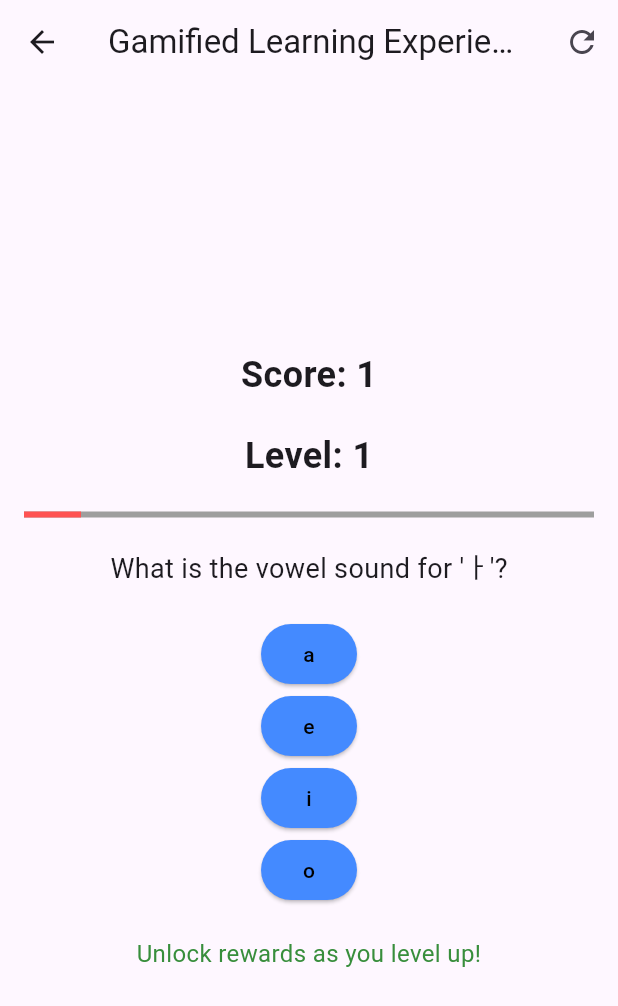
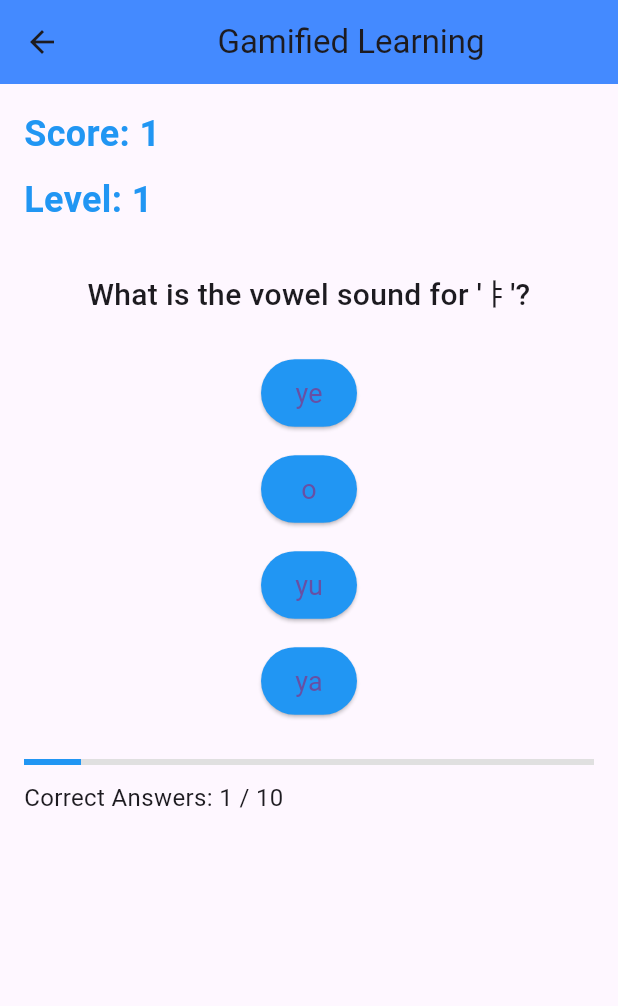
Before and after one commit to nouramer725/Code_Alpha-Language-Learning-Application, a Flutter app: the GamifiedLearningScreen screen opened directly, after a tap on an icon or button, on a phone screen of 412 x 824 dp. Shown: the top 1006 px of the screen. Run offline on Flutter 3.47's test engine with Material 3 defaults, Android fonts, the phone set to English and light mode, and no system bars; our stand-ins replace audioplayers, shared_preferences; accounts and stored records are empty.

Commit message:
Update Games

```diff
--- a/lib/Screens/Games.dart
+++ b/lib/Screens/Games.dart
@@ -1,5 +1,5 @@
+import 'dart:math';
 import 'package:flutter/material.dart';
-import 'dart:math';
 
 class GamifiedLearningScreen extends StatefulWidget {
   @override
@@ -29,6 +29,7 @@ class _GamifiedLearningScreenState extends State<GamifiedLearningScreen> {
       Question("What is the vowel sound for 'ㅡ'?", ["eu", "u", "o", "i"], "eu"),
       Question("What is the vowel sound for 'ㅣ'?", ["i", "e", "a", "o"], "i"),
     ],
+    // Consonants
     [
       Question("What is the consonant sound for 'ㄱ'?", ["g", "k", "d", "b"], "g"),
       Question("What is the consonant sound for 'ㄴ'?", ["n", "m", "l", "r"], "n"),
@@ -85,175 +86,177 @@ class _GamifiedLearningScreenState extends State<GamifiedLearningScreen> {
       Question("How do you say 'My name is' in Korean?", ["저는", "나는", "그는", "그녀는"], "저는"),
       Question("How do you say 'I am a student' in Korean?", ["나는 학생입니다", "저는 학생입니다", "그는 학생입니다", "그녀는 학생입니다"], "저는 학생입니다"),
       Question("What does '저는 한국인입니다' mean?", ["I am American", "I am Korean", "I am Japanese", "I am Chinese"], "I am Korean"),
-      Question("How do you say 'I am from Egypt' in Korean?", ["나는 이집트에서 왔어요", "저는 이집트에서 왔어요", "그는 이집트에서 왔어요", "그녀는 이집트에서 왔어요"], "저는 이집트에서 왔어요"),
-      Question("How do you say 'Nice to meet you' in Korean?", ["안녕하세요", "만나서 반갑습니다", "고맙습니다", "잘 가세요"], "만나서 반갑습니다"),
-      Question("How do you say 'I am 20 years old' in Korean?", ["나는 20살이에요", "저는 20살이에요", "그는 20살이에요", "그녀는 20살이에요"], "저는 20살이에요"),
-      Question("How do you say 'This is my friend' in Korean?", ["이것은 내 친구입니다", "저는 내 친구입니다", "그는 내 친구입니다", "그녀는 내 친구입니다"], "이것은 내 친구입니다"),
-      Question("How do you say 'I like to learn Korean' in Korean?", ["나는 한국어 배우는 것을 좋아해요", "저는 한국어 배우는 것을 좋아해요", "그는 한국어 배우는 것을 좋아해요", "그녀는 한국어 배우는 것을 좋아해요"], "저는 한국어 배우는 것을 좋아해요"),
-      Question("How do you say 'I live in Cairo' in Korean?", ["나는 카이로에 살아요", "저는 카이로에 살아요", "그는 카이로에 살아요", "그녀는 카이로에 살아요"], "저는 카이로에 살아요"),
-      Question("How do you say 'I am happy' in Korean?", ["나는 행복해요", "저는 행복해요", "그는 행복해요", "그녀는 행복해요"], "저는 행복해요"),
+      Question("How do you say 'I am from Egypt' in Korean?", ["나는 이집트에서 왔어요", "저는 이집트 사람입니다", "그는 이집트에서 왔어요", "그녀는 이집트에서 왔어요"], "저는 이집트 사람입니다"),
+      Question("How do you introduce yourself in a formal setting?", ["안녕하세요, 저는", "저는", "나는", "그는"], "안녕하세요, 저는"),
+      Question("How do you express your age?", ["저는 나이가", "나는 나이가", "그는 나이가", "그녀는 나이가"], "저는 나이가"),
+      Question("How do you say 'nice to meet you' in Korean?", ["반갑습니다", "고맙습니다", "안녕하세요", "안녕히 가세요"], "반갑습니다"),
+      Question("What is 'where are you from' in Korean?", ["어디에서 왔어요?", "어디에서 살아요?", "어디에서 공부해요?", "어디에서 일해요?"], "어디에서 왔어요?"),
+      Question("What is 'I live in' in Korean?", ["저는 살고 있어요", "나는 살고 있어요", "그는 살고 있어요", "그녀는 살고 있어요"], "저는 살고 있어요"),
+      Question("What is 'my hobby is reading' in Korean?", ["저의 취미는 독서입니다", "나는 독서를 좋아합니다", "그는 독서를 좋아합니다", "그녀는 독서를 좋아합니다"], "저의 취미는 독서입니다"),
     ],
     // Food
     [
-      Question("What is 'rice' in Korean?", ["밥", "국", "김치", "과일"], "밥"),
-      Question("What is 'kimchi' in Korean?", ["국", "김치", "밥", "과일"], "김치"),
-      Question("What is 'soup' in Korean?", ["국", "김치", "밥", "과일"], "국"),
-      Question("What is 'fruit' in Korean?", ["밥", "국", "김치", "과일"], "과일"),
-      Question("What is 'meat' in Korean?", ["고기", "밥", "국", "김치"], "고기"),
-      Question("What is 'vegetable' in Korean?", ["채소", "과일", "밥", "김치"], "채소"),
-      Question("What is 'noodle' in Korean?", ["면", "밥", "국", "김치"], "면"),
-      Question("What is 'fish' in Korean?", ["생선", "고기", "국", "김치"], "생선"),
-      Question("What is 'salad' in Korean?", ["샐러드", "밥", "국", "김치"], "샐러드"),
-      Question("What is 'dessert' in Korean?", ["디저트", "밥", "국", "김치"], "디저트"),
+      Question("What is 'rice' in Korean?", ["밥", "김치", "불고기", "비빔밥"], "밥"),
+      Question("What is 'kimchi' in Korean?", ["김치", "불고기", "비빔밥", "라면"], "김치"),
+      Question("What is 'bulgogi' in Korean?", ["불고기", "김치", "비빔밥", "라면"], "불고기"),
+      Question("What is 'bibimbap' in Korean?", ["비빔밥", "라면", "불고기", "김치"], "비빔밥"),
+      Question("What is 'ramen' in Korean?", ["라면", "김치", "불고기", "비빔밥"], "라면"),
+      Question("How do you say 'I want to eat' in Korean?", ["먹고 싶어요", "자고 싶어요", "놀고 싶어요", "읽고 싶어요"], "먹고 싶어요"),
+      Question("What is 'water' in Korean?", ["물", "커피", "차", "주스"], "물"),
+      Question("What is 'coffee' in Korean?", ["커피", "차", "주스", "물"], "커피"),
+      Question("How do you say 'please give me' in Korean?", ["주세요", "고마워요", "미안해요", "잘 가요"], "주세요"),
+      Question("What is 'fruit' in Korean?", ["과일", "사과", "포도", "배"], "과일"),
+    ],
+    // Verbs
+    [
+      Question("What is 'to eat' in Korean?", ["먹다", "자다", "놀다", "읽다"], "먹다"),
+      Question("What is 'to sleep' in Korean?", ["자다", "놀다", "읽다", "먹다"], "자다"),
+      Question("What is 'to play' in Korean?", ["놀다", "읽다", "먹다", "자다"], "놀다"),
+      Question("What is 'to read' in Korean?", ["읽다", "먹다", "자다", "놀다"], "읽다"),
+      Question("What is 'to write' in Korean?", ["쓰다", "읽다", "놀다", "자다"], "쓰다"),
+      Question("What is 'to speak' in Korean?", ["말하다", "읽다", "쓰다", "먹다"], "말하다"),
+      Question("What is 'to listen' in Korean?", ["듣다", "읽다", "쓰다", "먹다"], "듣다"),
+      Question("What is 'to study' in Korean?", ["공부하다", "읽다", "놀다", "자다"], "공부하다"),
+      Question("What is 'to drink' in Korean?", ["마시다", "먹다", "자다", "읽다"], "마시다"),
+      Question("What is 'to learn' in Korean?", ["배우다", "공부하다", "먹다", "자다"], "배우다"),
     ],
   ];
 
-  void _incrementScore() {
-    setState(() {
+
+  Question get question => _categories[_currentCategoryIndex][_correctAnswersInCategory % _categories[_currentCategoryIndex].length];
+
+  void _checkAnswer(String selectedAnswer, String correctAnswer) {
+    if (selectedAnswer == correctAnswer) {
+      _correctAnswersInCategory++;
       _score++;
-      _correctAnswersInCategory++;
       if (_correctAnswersInCategory >= _questionsNeededForLevelUp) {
-        _level++;
-        _pointsToNextLevel += 5; // Increase points needed for next level
-
-        // Check if the new level is 8 and show the congratulations dialog
-        if (_level == 8) {
-          _showCongratulationsDialog();
-        }
-        _resetCategory();
+        _levelUp();
       }
-    });
+    } else {
+      _showTryAgainDialog();
+    }
+    setState(() {});
   }
 
-  void _resetCategory() {
-    setState(() {
-      _currentCategoryIndex = (_currentCategoryIndex + 1) % _categories.length;
-      _correctAnswersInCategory = 0;
-      _score = 0; // Reset score for the new category
-    });
+  void _levelUp() {
+    _level++;
+    _correctAnswersInCategory = 0;
+    if (_level > 8) {
+      _showCongratsDialog();
+    } else {
+      _pointsToNextLevel = _questionsNeededForLevelUp;
+      setState(() {});
+    }
+  }
+
+  void _showTryAgainDialog() {
+    showDialog(
+      context: context,
+      builder: (context) => AlertDialog(
+        title: const Text('Incorrect!'),
+        content: const Text('Try again.'),
+        actions: [
+          TextButton(
+            onPressed: () => Navigator.pop(context),
+            child: const Text('OK'),
+          ),
+        ],
+      ),
+    );
+  }
+
+  void _showCongratsDialog() {
+    showDialog(
+      context: context,
+      builder: (context) => AlertDialog(
+        title: const Text(
+          'Congratulations!',
+          style: TextStyle(fontSize: 24, fontWeight: FontWeight.bold, color: Colors.green),
+        ),
+        content: const Text(
+          'You have completed all the levels!',
+          style: TextStyle(fontSize: 18),
+          textAlign: TextAlign.center,
+        ),
+        actions: [
+          TextButton(
+            onPressed: () {
+              Navigator.pop(context);
+              _resetGame();
+            },
+            child: const Text(
+              'Restart',
+              style: TextStyle(fontSize: 18, color: Colors.blue),
+            ),
+          ),
+        ],
+      ),
+    );
   }
 
   void _resetGame() {
     setState(() {
+      _level = 1;
+      _correctAnswersInCategory = 0;
       _score = 0;
-      _level = 1;
-      _pointsToNextLevel = 5;
-      _currentCategoryIndex = 0;
-      _correctAnswersInCategory = 0;
+      _pointsToNextLevel = _questionsNeededForLevelUp;
     });
   }
 
-  void _showCongratulationsDialog() {
-    showDialog(
-      context: context,
-      builder: (ctx) {
-        return AlertDialog(
-          title: Center(
-            child: const Text('Congratulations!', style: TextStyle(fontSize: 24, color: Colors.green)),
-          ),
-          content: const Text('You have reached Level 8! Great job!', style: TextStyle(fontSize: 16)),
-          actions: [
-            TextButton(
-              onPressed: () {
-                _resetGame();
-                Navigator.of(ctx).pop(); // Close the dialog
-              },
-              child: const Text('OK', style: TextStyle(fontSize: 16)),
-            ),
-          ],
-        );
-      },
-    );
-  }
-
-
-  void _checkAnswer(String answer, String correctAnswer) {
-    if (answer == correctAnswer) {
-      _incrementScore();
-    } else {
-      // Show alert dialog for incorrect answer
-      showDialog(
-        context: context,
-        builder: (ctx) {
-          return AlertDialog(
-            title: Center(
-              child: const Text('Incorrect Answer',style: TextStyle(fontSize: 20,color: Colors.red),
-              ),
-            ),
-            content: const Text('That answer is not correct. Please try again!',style: TextStyle(fontSize: 15),
-            ),
-            actions: [
-              TextButton(
-                onPressed: () {
-                  Navigator.of(ctx).pop(); // Close the dialog
-                },
-                child: const Text('OK',style: TextStyle(fontSize: 15,color: Colors.red),
-                ),
-              ),
-            ],
-          );
-        },
-      );
-    }
-  }
-
-
   @override
   Widget build(BuildContext context) {
-    final currentCategory = _categories[_currentCategoryIndex];
-    final question = currentCategory[Random().nextInt(currentCategory.length)];
-
     return Scaffold(
       appBar: AppBar(
-        title: const Text('Gamified Learning Experience'),
-        actions: [
-          IconButton(
-            icon: const Icon(Icons.refresh),
-            onPressed: _resetGame,
-          ),
-        ],
+        title: const Center(child: Text('Gamified Learning')),
+        backgroundColor: Colors.blueAccent,
       ),
-      body: Padding(
+      body: Container(
         padding: const EdgeInsets.all(16.0),
         child: Column(
-          mainAxisAlignment: MainAxisAlignment.center,
+          crossAxisAlignment: CrossAxisAlignment.stretch,
           children: [
             Text(
               'Score: $_score',
-              style: const TextStyle(fontSize: 24, fontWeight: FontWeight.bold),
+              style: const TextStyle(fontSize: 24, fontWeight: FontWeight.bold, color: Colors.blue),
+            ),
+            const SizedBox(height: 10),
+            Text(
+              'Level: $_level',
+              style: const TextStyle(fontSize: 24, fontWeight: FontWeight.bold, color: Colors.blue),
+            ),
+            const SizedBox(height: 30),
+            Text(
+              question.text,
+              style: const TextStyle(fontSize: 20, fontWeight: FontWeight.w500),
+              textAlign: TextAlign.center,
             ),
             const SizedBox(height: 20),
-            Text(
-              'Level: $_level',
-              style: const TextStyle(fontSize: 24, fontWeight: FontWeight.bold),
+            Column(
+              children: question.options.map((option) {
+                return Padding(
+                  padding: const EdgeInsets.symmetric(vertical: 8.0),
+                  child: ElevatedButton(
+                    onPressed: () => _checkAnswer(option, question.correctAnswer),
+                    style: ElevatedButton.styleFrom(
+                      backgroundColor: Colors.blue,
+                      padding: const EdgeInsets.symmetric(vertical: 12.0),
+                      textStyle: const TextStyle(fontSize: 18),
+                    ),
+                    child: Text(option),
+                  ),
+                );
+              }).toList(),
             ),
             const SizedBox(height: 20),
             LinearProgressIndicator(
-              value: _score / _pointsToNextLevel,
-              backgroundColor: Colors.grey[500],
-              color: Colors.redAccent,
+              value: _correctAnswersInCategory / _questionsNeededForLevelUp,
+              backgroundColor: Colors.grey[300],
+              valueColor: const AlwaysStoppedAnimation<Color>(Colors.blue),
             ),
-            const SizedBox(height: 20),
+            const SizedBox(height: 10),
             Text(
-              question.questionText,
-              style: const TextStyle(fontSize: 18),
-            ),
-            const SizedBox(height: 20),
-            ...question.options.map((option) {
-              return ElevatedButton(
-                style: ButtonStyle(
-                  backgroundColor: WidgetStatePropertyAll(Colors.blueAccent),
-                  overlayColor: WidgetStatePropertyAll(Colors.redAccent)
-                ),
-                onPressed: () => _checkAnswer(option, question.correctAnswer),
-                child: Text(option,style: TextStyle(color: Colors.black),),
-              );
-            }),
-            const SizedBox(height: 20),
-            Text(
-              'Unlock rewards as you level up!',
-              textAlign: TextAlign.center,
-              style: TextStyle(fontSize: 16, color: Colors.green[700]),
+              'Correct Answers: $_correctAnswersInCategory / $_questionsNeededForLevelUp',
+              style: const TextStyle(fontSize: 16),
             ),
           ],
         ),
@@ -263,9 +266,11 @@ class _GamifiedLearningScreenState extends State<GamifiedLearningScreen> {
 }
 
 class Question {
-  final String questionText;
-  final List<String> options;
+  final String text;
+  List<String> options;
   final String correctAnswer;
 
-  Question(this.questionText, this.options, this.correctAnswer);
+  Question(this.text, this.options, this.correctAnswer){
+    this.options = List.from(options)..shuffle(Random()); // Shuffle the answers
+     }
 }
```
